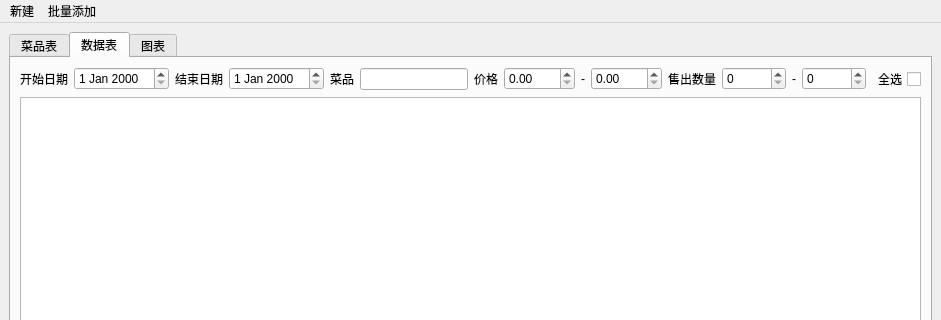
Qt form main.ui (NHawk-Ke/restaurants_accounting) before a commit; both pictures show x 0 to 941 and y 0 to 320 of the 941 by 713 pixel window.
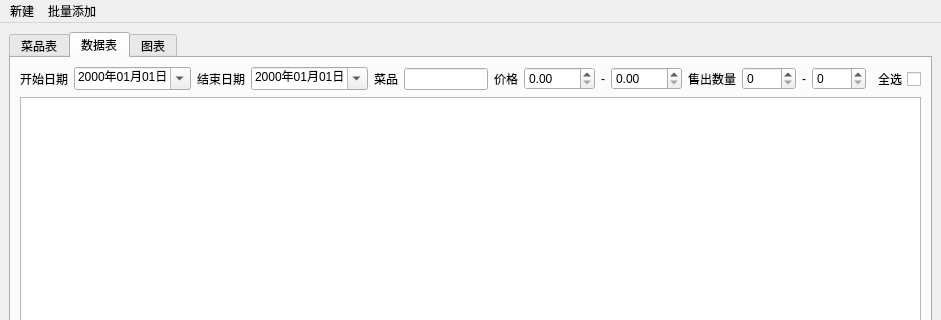
The same form after that commit. The open tabs and pages were chosen to show the change.

Commit message: Date picker created and all UI and function finished

The edit to the form file:
```diff
--- a/main.ui
+++ b/main.ui
@@ -208,6 +208,15 @@
               <verstretch>0</verstretch>
              </sizepolicy>
             </property>
+            <property name="currentSection">
+             <enum>QDateTimeEdit::MonthSection</enum>
+            </property>
+            <property name="displayFormat">
+             <string>yyyy年MM月dd日</string>
+            </property>
+            <property name="calendarPopup">
+             <bool>true</bool>
+            </property>
            </widget>
           </item>
           <item>
@@ -225,6 +234,15 @@
               <verstretch>0</verstretch>
              </sizepolicy>
             </property>
+            <property name="currentSection">
+             <enum>QDateTimeEdit::DaySection</enum>
+            </property>
+            <property name="displayFormat">
+             <string>yyyy年MM月dd日</string>
+            </property>
+            <property name="calendarPopup">
+             <bool>true</bool>
+            </property>
            </widget>
           </item>
           <item>
```
The commit also changes 2 other files.
